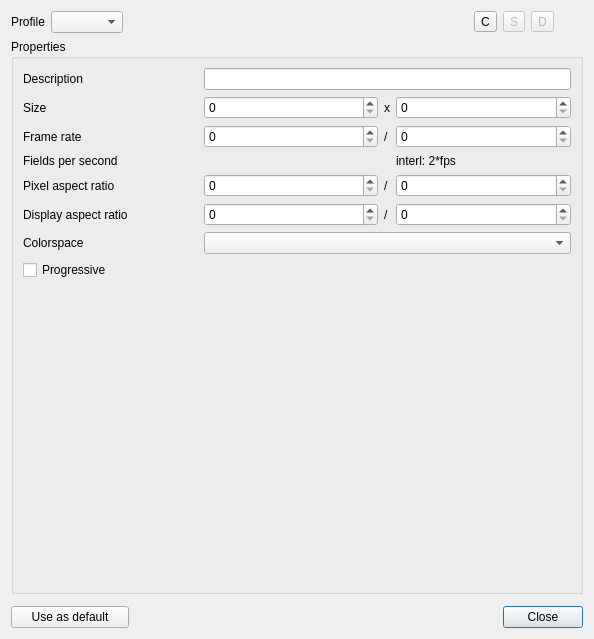
KDE/kdenlive, file src/ui/profiledialog_ui.ui: the form before one commit.
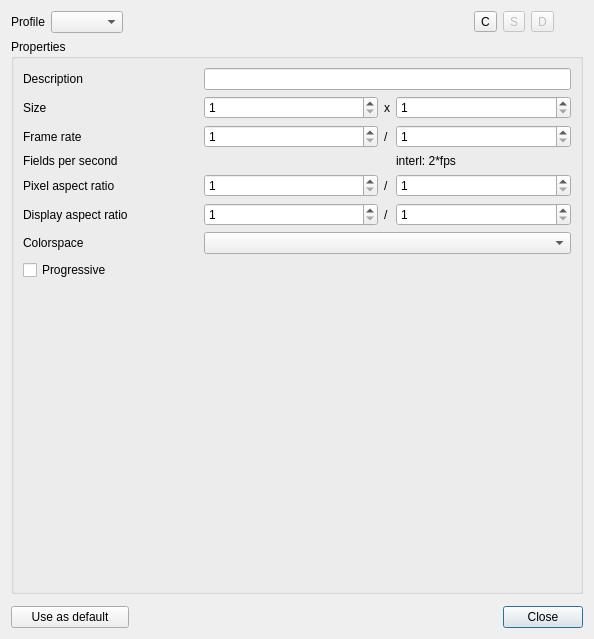
The form after the commit. Custom widgets are drawn as their Qt base class.

Commit message: Do not allow zero for values of a project profile (framrate, framesize,…)

Patch:
```diff
--- a/src/ui/profiledialog_ui.ui
+++ b/src/ui/profiledialog_ui.ui
@@ -66,6 +66,9 @@
       </item>
       <item row="1" column="1">
        <widget class="QSpinBox" name="size_w">
+        <property name="minimum">
+         <number>1</number>
+        </property>
         <property name="maximum">
          <number>10000</number>
         </property>
@@ -86,6 +89,9 @@
       </item>
       <item row="1" column="3">
        <widget class="QSpinBox" name="size_h">
+        <property name="minimum">
+         <number>1</number>
+        </property>
         <property name="maximum">
          <number>10000</number>
         </property>
@@ -100,6 +106,9 @@
       </item>
       <item row="2" column="1">
        <widget class="QSpinBox" name="frame_num">
+        <property name="minimum">
+         <number>1</number>
+        </property>
         <property name="maximum">
          <number>500000</number>
         </property>
@@ -120,6 +129,9 @@
       </item>
       <item row="2" column="3">
        <widget class="QSpinBox" name="frame_den">
+        <property name="minimum">
+         <number>1</number>
+        </property>
         <property name="maximum">
          <number>10000</number>
         </property>
@@ -134,6 +146,9 @@
       </item>
       <item row="4" column="1">
        <widget class="QSpinBox" name="aspect_num">
+        <property name="minimum">
+         <number>1</number>
+        </property>
         <property name="maximum">
          <number>10000</number>
         </property>
@@ -154,6 +169,9 @@
       </item>
       <item row="4" column="3">
        <widget class="QSpinBox" name="aspect_den">
+        <property name="minimum">
+         <number>1</number>
+        </property>
         <property name="maximum">
          <number>10000</number>
         </property>
@@ -168,6 +186,9 @@
       </item>
       <item row="5" column="1">
        <widget class="QSpinBox" name="display_num">
+        <property name="minimum">
+         <number>1</number>
+        </property>
         <property name="maximum">
          <number>10000</number>
         </property>
@@ -188,6 +209,9 @@
       </item>
       <item row="5" column="3">
        <widget class="QSpinBox" name="display_den">
+        <property name="minimum">
+         <number>1</number>
+        </property>
         <property name="maximum">
          <number>10000</number>
         </property>
```
